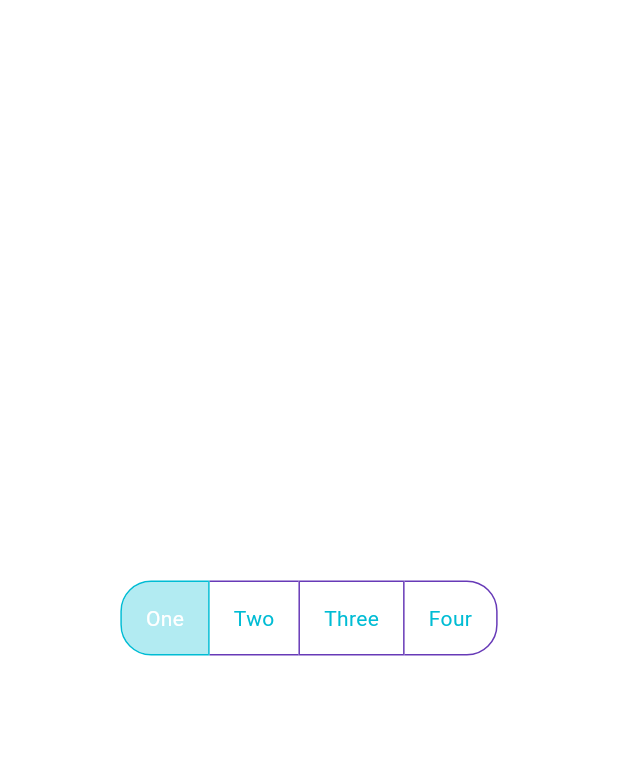
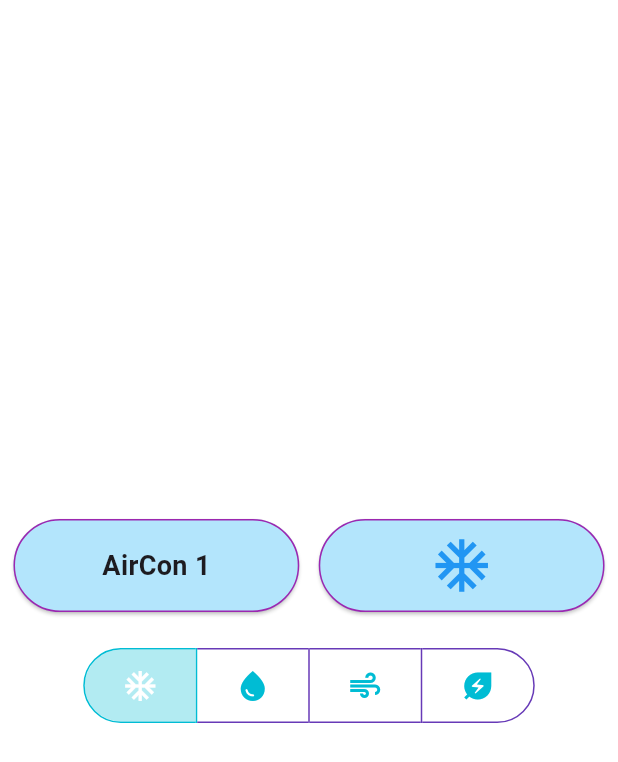
Before and after one commit to AnHuynh341/myflutterapp, a Flutter app: the AirconTab1 screen opened directly, on a phone screen of 412 x 824 dp. Shown: the top 762 px of the screen. Run offline on Flutter 3.47's test engine with Material 3 defaults, Android fonts, the phone set to English and light mode, and no system bars; our stand-ins replace get.

Commit message:
update widget on aircontab1

```diff
--- a/lib/assets/aircontab1.dart
+++ b/lib/assets/aircontab1.dart
@@ -1,4 +1,6 @@
 import 'package:flutter/material.dart';
+import 'package:smart_control/assets/devices.dart';
+
 
 class AirconTab1 extends StatelessWidget {
   const AirconTab1({Key? key}) : super(key: key);
@@ -11,6 +13,8 @@ class AirconTab1 extends StatelessWidget {
         child: Column(
           mainAxisSize: MainAxisSize.min,
           children: [
+	    AirconSwitch(),
+	    SizedBox(height: 10),
             AirconMode(),
           ],
         ),
@@ -18,6 +22,101 @@ class AirconTab1 extends StatelessWidget {
     );
   }
 }
+
+
+///////////////////////////////////////////////////////////////////////////////////////
+
+
+class AirconSwitch extends StatefulWidget {
+  const AirconSwitch({super.key});
+
+  @override
+  State<AirconSwitch> createState() => _AirconSwitchState();
+}
+
+class _AirconSwitchState extends State<AirconSwitch> {
+  final Device device = DeviceManager().devices[0]; // Only 1 aircon in this tab
+
+  void _toggleDevice() {
+    setState(() {
+      device.isOn = !device.isOn;
+      print('${device.name} toggled: ${device.isOn ? 'ON' : 'OFF'}');
+    });
+  }
+
+  @override
+  Widget build(BuildContext context) {
+    return Padding(
+      padding: const EdgeInsets.all(5.0),
+      child: IntrinsicHeight(
+        child: Row(
+          crossAxisAlignment: CrossAxisAlignment.stretch,
+          children: [
+           Expanded(
+              child: Card(
+                shape: RoundedRectangleBorder(
+                    borderRadius: BorderRadius.circular(90),
+		     side: BorderSide(
+		     color: device.isOn ? Colors.purple : Colors.grey,
+		     width: 1,
+		     ),
+		),
+                color: Colors.lightBlue.shade100,
+                child: Padding(
+                  padding: const EdgeInsets.all(14.0),
+                  child: Center(
+                    child:
+                      Text(
+                        device.name,
+                        style: const TextStyle(
+                            fontWeight: FontWeight.bold, fontSize: 18),
+                      ),
+                  ),
+                ),
+              ),
+            ),
+            const SizedBox(width: 5),
+
+            Expanded(
+              child: InkWell(
+                onTap: _toggleDevice,
+                borderRadius: BorderRadius.circular(90),
+                child: Card(
+                  shape: RoundedRectangleBorder(
+                      borderRadius: BorderRadius.circular(90),
+		      side: BorderSide(
+		        color: device.isOn ? Colors.purple : Colors.grey,
+			width: 1,
+		       ),
+		  ),
+                  color: device.isOn
+                      ? Colors.lightBlue.shade100
+                      : Colors.grey.shade300,
+                  child: Padding(
+                    padding: const EdgeInsets.all(10),
+                    child: Center(
+                        child:  Icon(
+                            device.icon,
+                            size: 42,
+                            color: device.isOn ? Colors.blue : Colors.grey,
+                          ),
+                    ),
+                  ),
+                ),
+              ),
+            ),
+          ],
+        ),
+      ),
+    );
+  }
+}
+
+
+
+
+//////////////////////////////////////////////////////////////////////////////
+
 
 class AirconMode extends StatefulWidget {
   const AirconMode({Key? key}) : super(key: key);
@@ -28,12 +127,17 @@ class AirconMode extends StatefulWidget {
 
 class _AirconModeState extends State<AirconMode> {
   int _selectedIndex = 0;
-  final List<String> _options = ['One', 'Two', 'Three', 'Four'];
+  final List<IconData> _options = [
+    Icons.ac_unit,
+    Icons.water_drop,
+    Icons.air,
+    Icons.energy_savings_leaf,
+    ];
 
   @override
   Widget build(BuildContext context) {
     return Padding(
-      padding: const EdgeInsets.all(8.0),
+      padding: const EdgeInsets.all(5.0),
       child: Column(
         children: [
            ToggleButtons(
@@ -43,12 +147,13 @@ class _AirconModeState extends State<AirconMode> {
               selectedColor: Colors.white,
               color: Colors.cyan,
               fillColor: Colors.cyan.shade100,
-            borderRadius: BorderRadius.circular(20),
+              borderRadius: BorderRadius.circular(90),
               children: _options
-                .map((label) => Padding(
-                      padding: EdgeInsets.symmetric(horizontal: 16, vertical: 8),
-                      child: Text(label),
-                    ))
+                  .map((IconData) => Padding(
+                          padding: EdgeInsets.symmetric(horizontal: 25, vertical: 8),
+                          child: Icon(IconData),
+                        ),
+                  )
                   .toList(),
               onPressed: (int index) {
                 setState(() {
```
Lines whose indentation alone changed are shown as unchanged.
